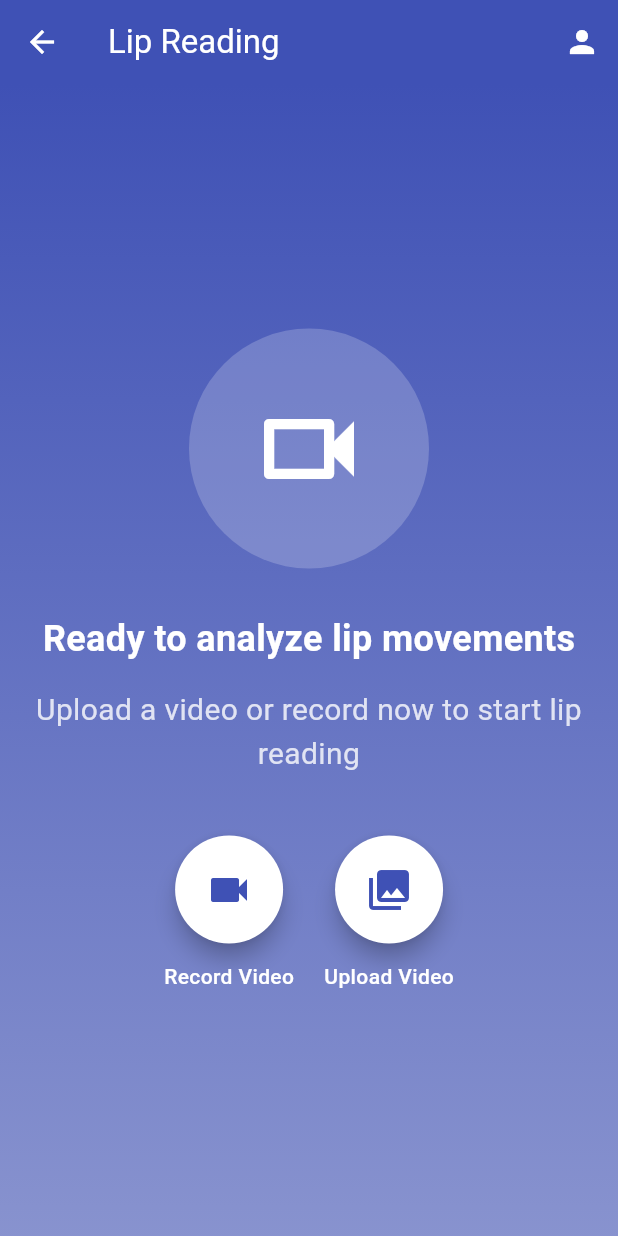
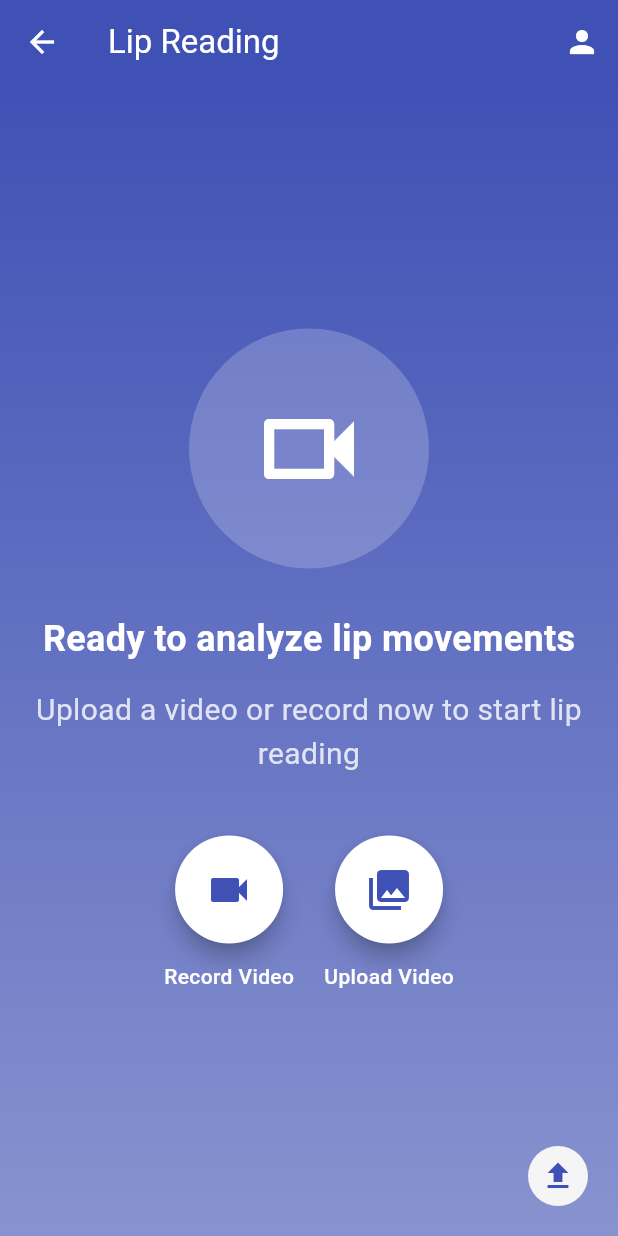
Before and after one commit to Abdelrahman-Wael-1029/lip_reading, a Flutter app: the LipReadingScreen screen opened by its route, on a phone screen of 412 x 824 dp. Run offline on Flutter 3.47's test engine with Material 3 defaults, Android fonts, the phone set to English and light mode, and no system bars; our stand-ins replace animated_text_kit, awesome_dialog, bloc, cloud_firestore, connectivity_plus, firebase_auth and 7 more; accounts and stored records are empty.

Commit message:
upload video from user

```diff
--- a/lib/cubit/auth/auth_cubit.dart
+++ b/lib/cubit/auth/auth_cubit.dart
@@ -27,7 +27,7 @@ class AuthCubit extends Cubit<AuthState> {
       emit(LoginSuccess());
     } catch (e) {
       print("error$e");
-      emit(LoginFailure(errorMessage: e.toString()));
+      emit(LoginFailure(errorMessage: 'Cannot login try again'));
     }
   }
 
@@ -40,7 +40,7 @@ class AuthCubit extends Cubit<AuthState> {
 
       emit(LoginSuccess());
     } catch (e) {
-      emit(LoginFailure(errorMessage: e.toString()));
+      emit(LoginFailure(errorMessage: 'Cannot create user try again'));
     }
   }
 
--- a/lib/screens/lip_reading/lip_reading_screen.dart
+++ b/lib/screens/lip_reading/lip_reading_screen.dart
@@ -148,6 +148,19 @@ class _LipReadingScreenState extends State<LipReadingScreen>
         ),
       ),
       bottomNavigationBar: _buildBottomActionBar(context),
+      floatingActionButton: IconButton(
+        onPressed: () {
+          context.read<VideoCubit>().uploadVideo(context);
+        },
+        style: ButtonStyle(
+          backgroundColor: MaterialStateProperty.all(
+              Theme.of(context).scaffoldBackgroundColor),
+        ),
+        icon: Icon(
+          Icons.upload,
+          color: Theme.of(context).primaryColor,
+        ),
+      ),
     );
   }
 
```
Also changed, not shown: lib/cubit/video_cubit/video_cubit.dart (+30 -25 lines).
